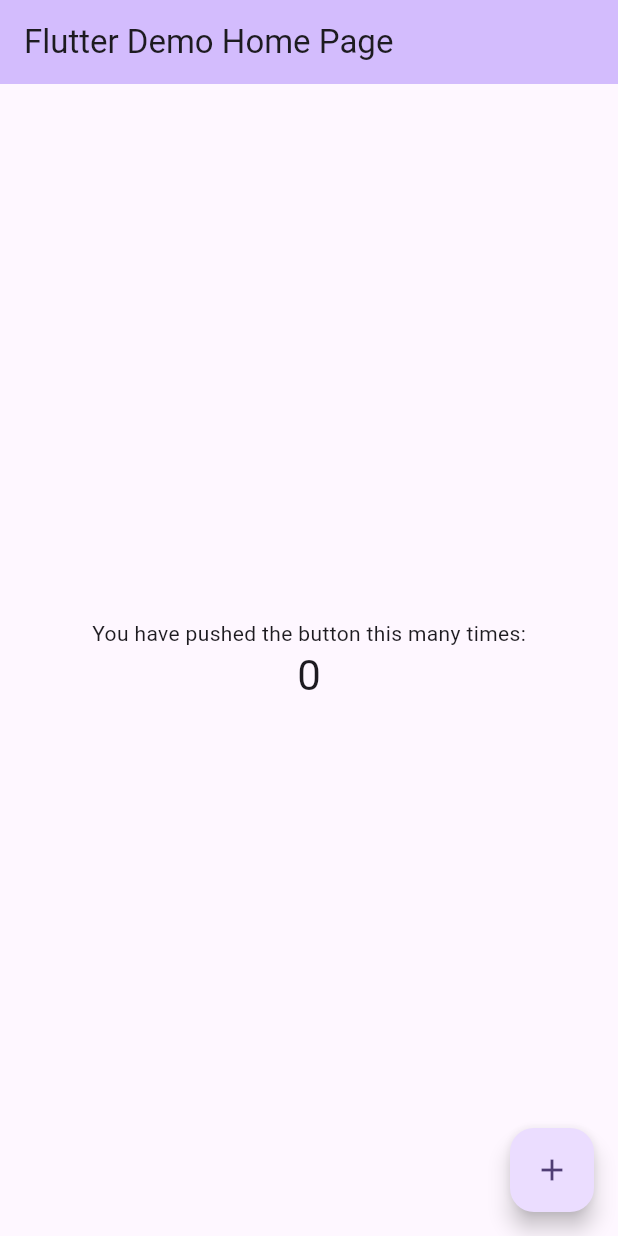
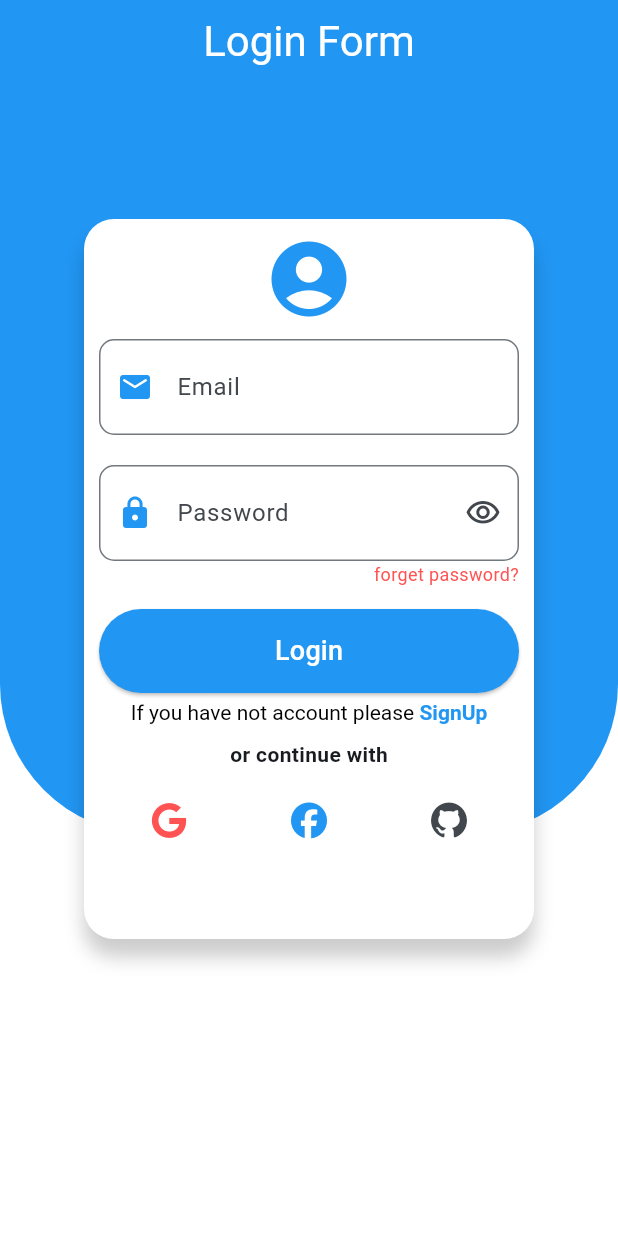
Before and after one commit to HAS0786/Flutter_Internship_Project2, a Flutter app: the screen it shows after launch, on a phone screen of 412 x 824 dp. Run offline on Flutter 3.47's test engine with Material 3 defaults, Android fonts, the light colour scheme and no system bars; our stand-ins replace email_validator, font_awesome_flutter.

Commit message:
Login Page Done with Email Validation (EmailValidator from PubDev) also Password Empty Check (also Show/hide password), and all the instruction given by Instructor of DevelopersHub Corporation.

```diff
--- a/lib/main.dart
+++ b/lib/main.dart
@@ -1,122 +1,23 @@
+import 'package:flutter/cupertino.dart';
 import 'package:flutter/material.dart';
-
+import 'package:font_awesome_flutter/font_awesome_flutter.dart';
+import 'package:project1/screens/loginpage.dart';
+// import 'package:font_awesome_flutter/';
 void main() {
-  runApp(const MyApp());
+  runApp(MyFirstProject());
 }
 
-class MyApp extends StatelessWidget {
-  const MyApp({super.key});
-
-  // This widget is the root of your application.
+class MyFirstProject extends StatelessWidget {
   @override
   Widget build(BuildContext context) {
+    // TODO: implement build
     return MaterialApp(
-      title: 'Flutter Demo',
+      title: "Login Page",
+      debugShowCheckedModeBanner: false,
       theme: ThemeData(
-        // This is the theme of your application.
-        //
-        // TRY THIS: Try running your application with "flutter run". You'll see
-        // the application has a purple toolbar. Then, without quitting the app,
-        // try changing the seedColor in the colorScheme below to Colors.green
-        // and then invoke "hot reload" (save your changes or press the "hot
-        // reload" button in a Flutter-supported IDE, or press "r" if you used
-        // the command line to start the app).
-        //
-        // Notice that the counter didn't reset back to zero; the application
-        // state is not lost during the reload. To reset the state, use hot
-        // restart instead.
-        //
-        // This works for code too, not just values: Most code changes can be
-        // tested with just a hot reload.
-        colorScheme: ColorScheme.fromSeed(seedColor: Colors.deepPurple),
+        colorScheme: ColorScheme.fromSeed(seedColor: Colors.lightBlue),
       ),
-      home: const MyHomePage(title: 'Flutter Demo Home Page'),
+      home: LoginPage(),
     );
   }
 }
-
-class MyHomePage extends StatefulWidget {
-  const MyHomePage({super.key, required this.title});
-
-  // This widget is the home page of your application. It is stateful, meaning
-  // that it has a State object (defined below) that contains fields that affect
-  // how it looks.
-
-  // This class is the configuration for the state. It holds the values (in this
-  // case the title) provided by the parent (in this case the App widget) and
-  // used by the build method of the State. Fields in a Widget subclass are
-  // always marked "final".
-
-  final String title;
-
-  @override
-  State<MyHomePage> createState() => _MyHomePageState();
-}
-
-class _MyHomePageState extends State<MyHomePage> {
-  int _counter = 0;
-
-  void _incrementCounter() {
-    setState(() {
-      // This call to setState tells the Flutter framework that something has
-      // changed in this State, which causes it to rerun the build method below
-      // so that the display can reflect the updated values. If we changed
-      // _counter without calling setState(), then the build method would not be
-      // called again, and so nothing would appear to happen.
-      _counter++;
-    });
-  }
-
-  @override
-  Widget build(BuildContext context) {
-    // This method is rerun every time setState is called, for instance as done
-    // by the _incrementCounter method above.
-    //
-    // The Flutter framework has been optimized to make rerunning build methods
-    // fast, so that you can just rebuild anything that needs updating rather
-    // than having to individually change instances of widgets.
-    return Scaffold(
-      appBar: AppBar(
-        // TRY THIS: Try changing the color here to a specific color (to
-        // Colors.amber, perhaps?) and trigger a hot reload to see the AppBar
-        // change color while the other colors stay the same.
-        backgroundColor: Theme.of(context).colorScheme.inversePrimary,
-        // Here we take the value from the MyHomePage object that was created by
-        // the App.build method, and use it to set our appbar title.
-        title: Text(widget.title),
-      ),
-      body: Center(
-        // Center is a layout widget. It takes a single child and positions it
-        // in the middle of the parent.
-        child: Column(
-          // Column is also a layout widget. It takes a list of children and
-          // arranges them vertically. By default, it sizes itself to fit its
-          // children horizontally, and tries to be as tall as its parent.
-          //
-          // Column has various properties to control how it sizes itself and
-          // how it positions its children. Here we use mainAxisAlignment to
-          // center the children vertically; the main axis here is the vertical
-          // axis because Columns are vertical (the cross axis would be
-          // horizontal).
-          //
-          // TRY THIS: Invoke "debug painting" (choose the "Toggle Debug Paint"
-          // action in the IDE, or press "p" in the console), to see the
-          // wireframe for each widget.
-          mainAxisAlignment: MainAxisAlignment.center,
-          children: <Widget>[
-            const Text('You have pushed the button this many times:'),
-            Text(
-              '$_counter',
-              style: Theme.of(context).textTheme.headlineMedium,
-            ),
-          ],
-        ),
-      ),
-      floatingActionButton: FloatingActionButton(
-        onPressed: _incrementCounter,
-        tooltip: 'Increment',
-        child: const Icon(Icons.add),
-      ), // This trailing comma makes auto-formatting nicer for build methods.
-    );
-  }
-}
--- /dev/null
+++ b/lib/screens/home.dart
@@ -0,0 +1,17 @@
+import 'package:flutter/cupertino.dart';
+import 'package:flutter/material.dart';
+
+class HomePage extends StatelessWidget{
+  @override
+  Widget build(BuildContext context) {
+    // TODO: implement build
+    return Scaffold(
+      appBar: AppBar(
+        backgroundColor: Colors.blue,
+        centerTitle: true,
+        title: Text("Home Page",style: TextStyle(color: Colors.white),),
+      ),
+      body: Center(child: Text("Welcome to Home Page",style: TextStyle(fontSize: 28,fontWeight: FontWeight.bold),)),
+    );
+  }
+}
--- /dev/null
+++ b/lib/screens/loginpage.dart
@@ -0,0 +1,195 @@
+
+import 'package:email_validator/email_validator.dart';
+import 'package:flutter/cupertino.dart';
+import 'package:flutter/material.dart';
+import 'package:font_awesome_flutter/font_awesome_flutter.dart';
+import 'package:project1/screens/home.dart';
+
+class LoginPage extends StatefulWidget{
+  @override
+  State<LoginPage> createState() => _LoginPageState();
+}
+
+class _LoginPageState extends State<LoginPage> {
+  // var email = "fredrik@gmail.com";
+  final formkey = GlobalKey<FormState>();
+
+  bool isPasswordVisible = true;
+
+  var emailcontroller = TextEditingController();
+
+  var passcontroller = TextEditingController();
+
+  @override
+  Widget build(BuildContext context) {
+    // TODO: implement build
+    return Scaffold(
+      backgroundColor: Colors.white,
+      resizeToAvoidBottomInset: true,
+
+      appBar: AppBar(
+        title: Text(
+          "Login Form",
+          style: TextStyle(color: Colors.white, fontSize: 28),
+        ),
+        centerTitle: true,
+        backgroundColor: Colors.blue,
+      ),
+      body: Stack(
+        alignment: AlignmentGeometry.xy(0, 8),
+        children: [
+          Container(
+            width: double.infinity,
+            height: 500,
+            decoration: BoxDecoration(
+              color: Colors.blue,
+              borderRadius: BorderRadius.only(
+                bottomLeft: Radius.circular(100),
+                bottomRight: Radius.circular(100),
+              ),
+            ),
+          ),
+          SingleChildScrollView(
+            child: Form(
+              key: formkey,
+              child: Container(
+                width: 300,
+                height: 480,
+                padding: EdgeInsets.only(left: 10, right: 10),
+                decoration: BoxDecoration(
+                  color: Colors.white,
+                  borderRadius: BorderRadius.all(Radius.circular(20)),
+                  boxShadow:[ BoxShadow(
+                    color: Color.fromRGBO(0, 0, 0, 0.2), // Shadow color as I add opacity
+                    offset: Offset(0, 12), // Horizontally how much and vertical shadow position
+                    blurRadius: 10, // Softness of the shadow(how much blur)
+
+                  )
+                  ]
+                ),
+                child: Column(
+                  crossAxisAlignment: CrossAxisAlignment.center,
+                  children: [
+                    SizedBox(height: 10),
+                    Icon(Icons.account_circle, color: Colors.blue, size: 60),
+                    // Text(
+                    //   "LogIn",
+                    //   style: TextStyle(
+                    //     color: Colors.blue,
+                    //     fontWeight: FontWeight.bold,
+                    //     fontSize: 22,
+                    //   ),
+                    // ),
+                    SizedBox(height: 10),
+                    TextFormField(
+                      controller: emailcontroller,
+                      decoration: InputDecoration(
+                        contentPadding: EdgeInsets.all(20),
+                        border: OutlineInputBorder(
+                          borderRadius: BorderRadius.circular(10),
+                        ),
+                        prefixIcon: Icon(Icons.email_rounded, color: Colors.blue),
+                        labelText: "Email",
+                        hintText: "Hasnat123@gmail.com",
+                      ),
+                      validator: (value){
+                        if(value == null || value.isEmpty){
+                          return "Please Enter the Email";
+                        }
+                        if(!EmailValidator.validate(value.trim())){
+                          return "Please Enter the Correct Email";
+                        }
+                      },
+
+                    ),
+                    SizedBox(height: 20),
+                    TextFormField(
+                      controller: passcontroller,
+                      obscureText: !isPasswordVisible,
+                      decoration: InputDecoration(
+                        contentPadding: EdgeInsets.all(20),
+                        border: OutlineInputBorder(
+                          borderRadius: BorderRadius.circular(10),
+                        ),
+                        prefixIcon: Icon(Icons.lock, color: Colors.blue),
+                        labelText: "Password",
+                        hintText: "*********",
+                        suffixIcon: InkWell(
+                          onTap: (){
+
+                            setState(() {
+                              isPasswordVisible = !isPasswordVisible;
+                            });
+                          },
+                            child: Icon(isPasswordVisible?Icons.visibility_outlined:Icons.visibility_off_outlined))
+                      ),
+                      validator: (value){
+                        if(value == null || value.isEmpty){
+                         return "Please Enter the Password";
+                        }
+                        if(value.length<8)
+                          {
+                            return "Password must be atleast 8 characters";
+                          }
+                      },
+                    ),
+                    Row(
+                      mainAxisAlignment: MainAxisAlignment.end,
+                      children: [
+                        Text("forget password?",style: TextStyle(fontSize: 12,color: Colors.redAccent),),
+                      ],
+                    ),
+                    SizedBox(height: 15),
+                    ElevatedButton(
+                      onPressed: () {
+                       if(formkey.currentState!.validate()){  // it not be nullable so we add ! here
+                         Navigator.push(context, MaterialPageRoute(builder: (context) => HomePage(),));
+                       }
+                      },
+                      child: Text(
+                        "Login",
+                        style: TextStyle(color: Colors.white, fontSize: 18),
+                      ),
+                      style: ElevatedButton.styleFrom(
+                        backgroundColor: Colors.blue,
+                        padding: EdgeInsets.all(15),
+                        minimumSize: Size(double.infinity, 55),
+                      ),
+                    ),
+                    SizedBox(height: 5),
+                    RichText(
+                      text: TextSpan(
+                        text: "If you have not account please ",style: TextStyle(color: Colors.black),
+                        children: [
+                          TextSpan(
+                            text: "SignUp",
+                            style: TextStyle(
+                              color: Colors.blue,
+                              fontWeight: FontWeight.bold,
+                            ),
+                          ),
+                        ],
+                      ),
+                    ),
+                    SizedBox(height: 10,),
+                    Text("or continue with",style: TextStyle(fontWeight: FontWeight.w600),),
+                    SizedBox(height: 10,),
+                    Row(
+                      mainAxisAlignment: MainAxisAlignment.spaceAround,
+                      children: [
+                        IconButton(onPressed: (){}, icon: FaIcon(FontAwesomeIcons.google,color: Colors.redAccent,)),
+                        IconButton(onPressed: (){}, icon: FaIcon(FontAwesomeIcons.facebook,color: Colors.blue,)),
+                        IconButton(onPressed: (){}, icon: FaIcon(FontAwesomeIcons.github,)),
+
+                      ],
+                    )
+                  ],
+                ),
+              ),
+            ),
+          ),
+        ],
+      ),
+    );
+  }
+}
--- a/pubspec.yaml
+++ b/pubspec.yaml
@@ -31,9 +31,12 @@ dependencies:
   flutter:
     sdk: flutter
 
+
   # The following adds the Cupertino Icons font to your application.
   # Use with the CupertinoIcons class for iOS style icons.
   cupertino_icons: ^1.0.8
+  font_awesome_flutter: ^10.9.1
+  email_validator: ^3.0.0
 
 dev_dependencies:
   flutter_test:
```
Also changed, not shown: pubspec.lock, 1 other file.
